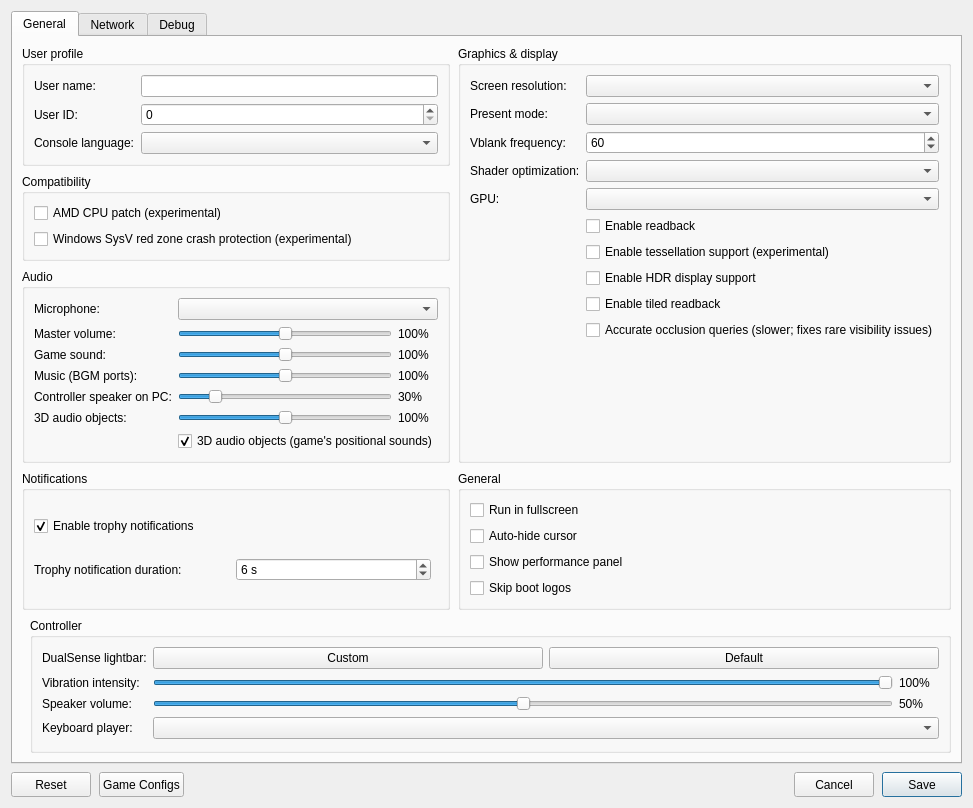
Old version of the form src/launcher/forms/configuration_edit_dialog.ui in the repository ali-commits/KytyPS5-AGS.
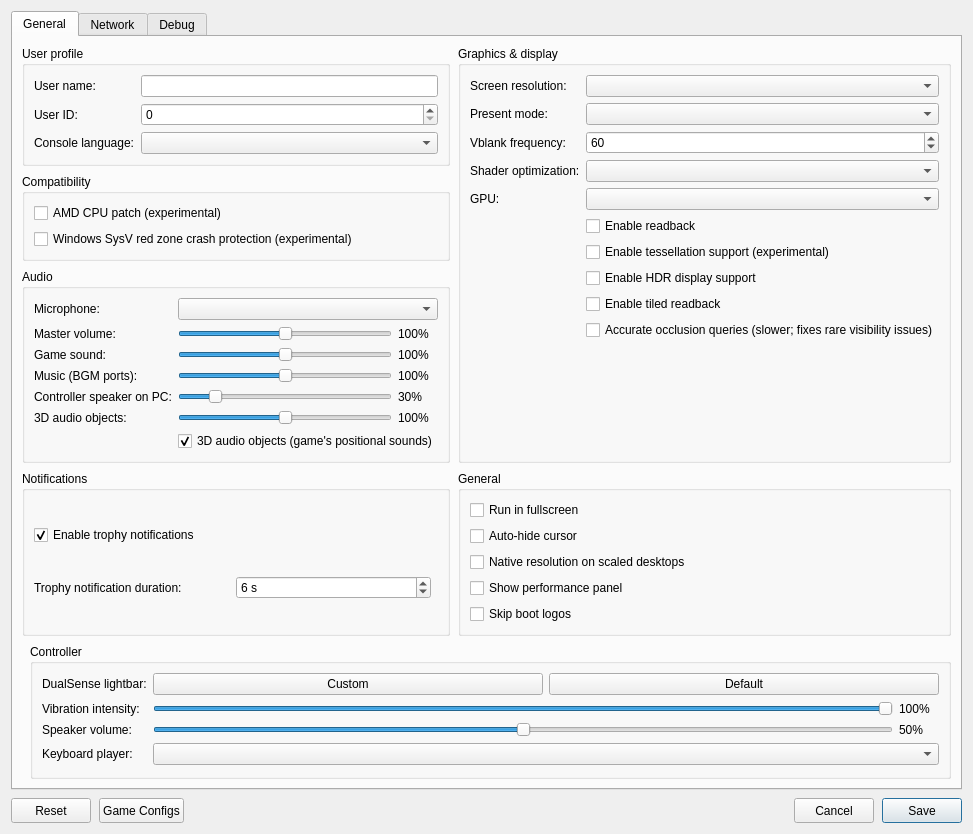
New version of the form. Custom widgets are drawn as their Qt base class.

Commit message:
Native resolution on scaled desktops setting
Under Wayland desktop scaling a window gets a surface at the scaled size, which the compositor
stretches: at 150% a 3840x2160 display gives a fullscreen game a 2560x1440 swapchain. The new
"Native resolution on scaled desktops" setting (native_resolution_enabled, --native-resolution,
default off) prefers SDL's Wayland driver and sets SDL_HINT_VIDEO_WAYLAND_SCALE_TO_DISPLAY, so
the swapchain is 3840x2160. Variables set in the environment still take precedence. It is in the
launcher's game settings and in the AGS adapter's Graphics section.

Patch:
```diff
--- a/src/launcher/forms/configuration_edit_dialog.ui
+++ b/src/launcher/forms/configuration_edit_dialog.ui
@@ -589,6 +589,16 @@
               </property>
              </widget>
             </item>
+            <item>
+             <widget class="QCheckBox" name="checkBox_native_resolution">
+              <property name="toolTip">
+               <string>Linux with Wayland desktop scaling (for example 150%): render at the display's real resolution instead of the scaled size the compositor stretches.</string>
+              </property>
+              <property name="text">
+               <string>Native resolution on scaled desktops</string>
+              </property>
+             </widget>
+            </item>
             <item>
              <widget class="QCheckBox" name="checkBox_perf_overlay">
               <property name="toolTip">
```
The commit also changes 10 other files.
